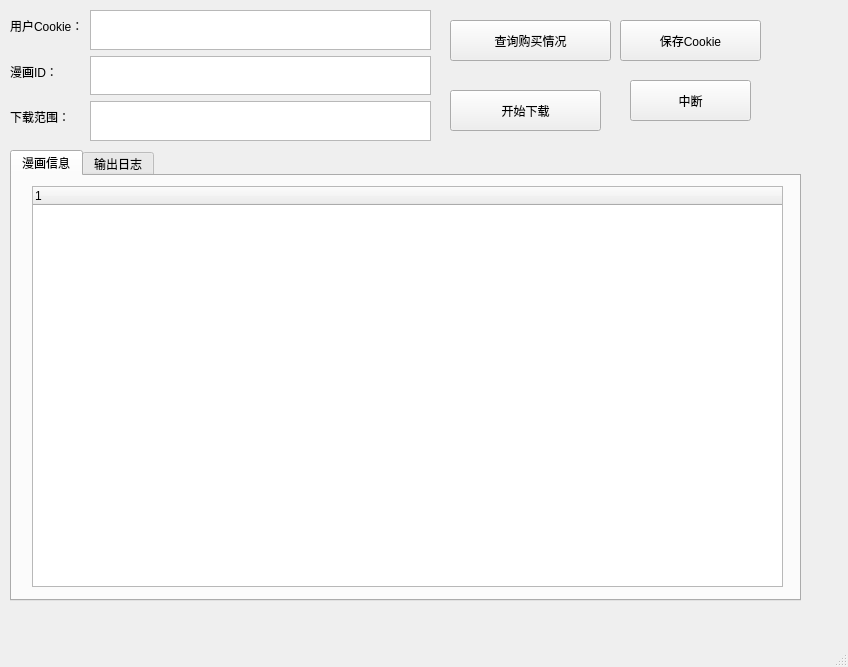
Before: the Qt Designer form MainGUI_Pyside6.ui in Randark-JMT/Bilibili_manga_download, drawn with Qt 5.
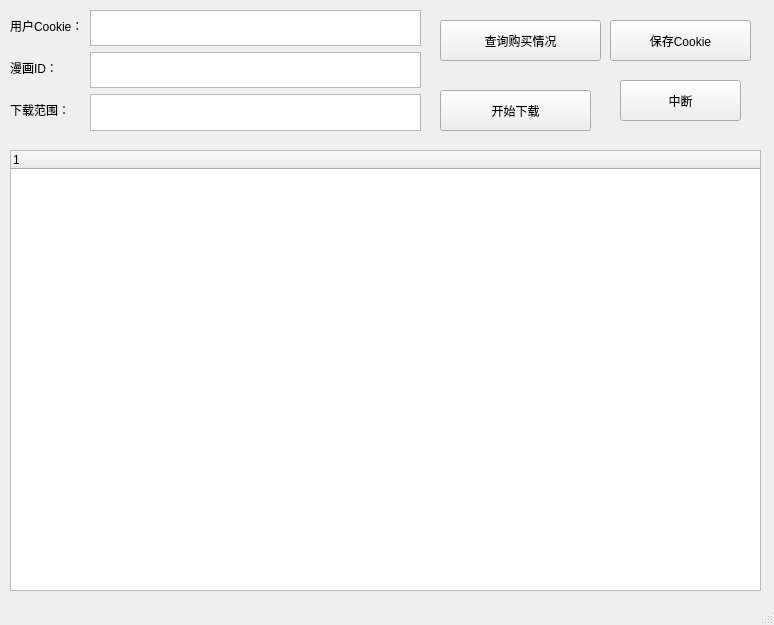
After: the same form once the commit is applied.

Commit message: 优化界面卡死的解决方案

The edit to the form file:
```diff
--- a/MainGUI_Pyside6.ui
+++ b/MainGUI_Pyside6.ui
@@ -6,8 +6,8 @@
    <rect>
     <x>0</x>
     <y>0</y>
-    <width>848</width>
-    <height>667</height>
+    <width>774</width>
+    <height>625</height>
    </rect>
   </property>
   <property name="windowTitle">
@@ -19,8 +19,8 @@
      <rect>
       <x>10</x>
       <y>10</y>
-      <width>421</width>
-      <height>131</height>
+      <width>411</width>
+      <height>121</height>
      </rect>
     </property>
     <layout class="QFormLayout" name="formLayout">
@@ -60,71 +60,10 @@
      </item>
     </layout>
    </widget>
-   <widget class="QTabWidget" name="tabWidget">
-    <property name="geometry">
-     <rect>
-      <x>10</x>
-      <y>150</y>
-      <width>791</width>
-      <height>451</height>
-     </rect>
-    </property>
-    <property name="currentIndex">
-     <number>0</number>
-    </property>
-    <property name="iconSize">
-     <size>
-      <width>8</width>
-      <height>8</height>
-     </size>
-    </property>
-    <widget class="QWidget" name="tab">
-     <attribute name="title">
-      <string>漫画信息</string>
-     </attribute>
-     <widget class="QTreeWidget" name="treeWidget">
-      <property name="geometry">
-       <rect>
-        <x>20</x>
-        <y>10</y>
-        <width>751</width>
-        <height>401</height>
-       </rect>
-      </property>
-      <property name="contextMenuPolicy">
-       <enum>Qt::DefaultContextMenu</enum>
-      </property>
-      <property name="styleSheet">
-       <string notr="true"/>
-      </property>
-      <property name="frameShape">
-       <enum>QFrame::StyledPanel</enum>
-      </property>
-      <property name="frameShadow">
-       <enum>QFrame::Sunken</enum>
-      </property>
-     </widget>
-    </widget>
-    <widget class="QWidget" name="tab_2">
-     <attribute name="title">
-      <string>输出日志</string>
-     </attribute>
-     <widget class="QTextBrowser" name="textBrowser">
-      <property name="geometry">
-       <rect>
-        <x>10</x>
-        <y>20</y>
-        <width>761</width>
-        <height>371</height>
-       </rect>
-      </property>
-     </widget>
-    </widget>
-   </widget>
    <widget class="QPushButton" name="pushButton">
     <property name="geometry">
      <rect>
-      <x>620</x>
+      <x>610</x>
       <y>20</y>
       <width>141</width>
       <height>41</height>
@@ -137,7 +76,7 @@
    <widget class="QPushButton" name="pushButton_2">
     <property name="geometry">
      <rect>
-      <x>450</x>
+      <x>440</x>
       <y>20</y>
       <width>161</width>
       <height>41</height>
@@ -150,7 +89,7 @@
    <widget class="QPushButton" name="pushButton_3">
     <property name="geometry">
      <rect>
-      <x>450</x>
+      <x>440</x>
       <y>90</y>
       <width>151</width>
       <height>41</height>
@@ -163,7 +102,7 @@
    <widget class="QPushButton" name="pushButton_4">
     <property name="geometry">
      <rect>
-      <x>630</x>
+      <x>620</x>
       <y>80</y>
       <width>121</width>
       <height>41</height>
@@ -173,6 +112,21 @@
      <string>中断</string>
     </property>
    </widget>
+   <widget class="QTreeWidget" name="treeWidget">
+    <property name="geometry">
+     <rect>
+      <x>10</x>
+      <y>150</y>
+      <width>751</width>
+      <height>441</height>
+     </rect>
+    </property>
+    <column>
+     <property name="text">
+      <string notr="true">1</string>
+     </property>
+    </column>
+   </widget>
   </widget>
   <widget class="QStatusBar" name="statusbar"/>
  </widget>
```
The commit also changes 2 other files.
